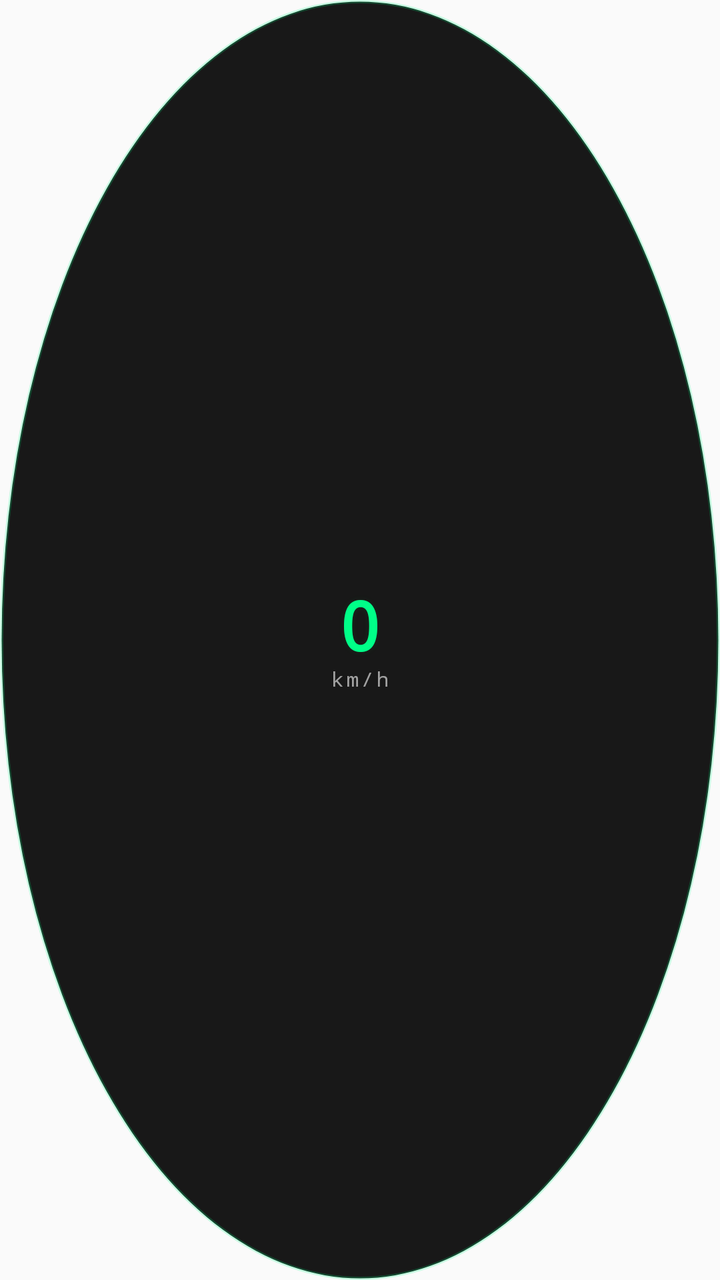
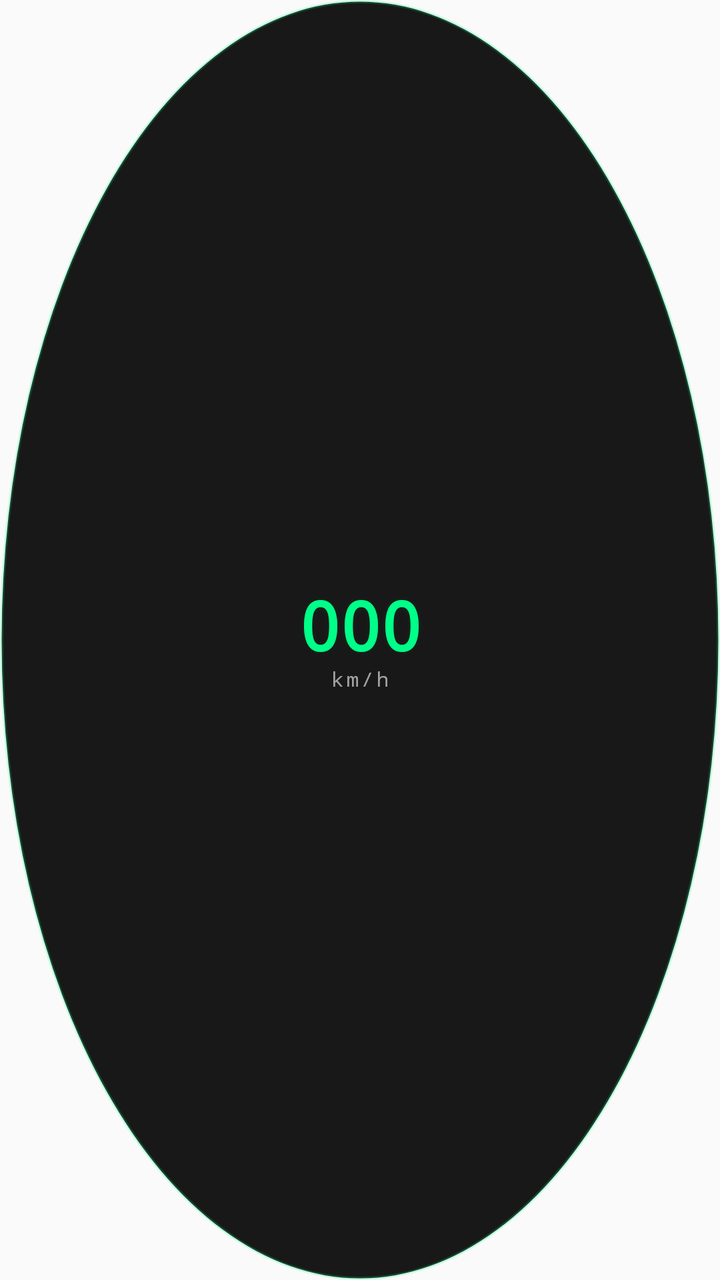

An Android layout rendered at two revisions. The XML below is the earlier revision; the diff shows what the commit changed to produce the second picture.
<!-- AndroidManifest.xml: application theme AppTheme -->
<!-- res/layout/overlay_flowpilot.xml -->
<?xml version="1.0" encoding="utf-8"?>
<LinearLayout xmlns:android="http://schemas.android.com/apk/res/android"
    android:id="@+id/ov_raiz"
    android:layout_width="match_parent"
    android:layout_height="match_parent"
    android:orientation="vertical"
    android:gravity="center"
    android:background="@drawable/ov_bolha">

    <TextView
        android:id="@+id/ov_vel"
        android:layout_width="wrap_content"
        android:layout_height="wrap_content"
        android:text="0"
        android:textSize="34sp"
        android:textStyle="bold"
        android:includeFontPadding="false"
        android:typeface="monospace"
        android:textColor="#00FF88"
        android:shadowColor="#1100FF66"
        android:shadowRadius="8"
        android:gravity="center" />

    <TextView
        android:id="@+id/ov_sufixo"
        android:layout_width="wrap_content"
        android:layout_height="wrap_content"
        android:text="km/h"
        android:textSize="10sp"
        android:includeFontPadding="false"
        android:typeface="monospace"
        android:textColor="#99FFFFFF"
        android:letterSpacing="0.15"
        android:gravity="center" />
</LinearLayout>
<!-- resources referenced by this layout -->
<resources>
  <!-- drawable ov_bolha (drawable) -->
  <?xml version="1.0" encoding="utf-8"?>
  <shape xmlns:android="http://schemas.android.com/apk/res/android"
      android:shape="oval">
      <solid android:color="#E6000000" />
      <stroke android:width="1.5dp" android:color="#3300FF88" />
  </shape>
  <style name="AppTheme" parent="Theme.AppCompat.Light.DarkActionBar">
          
          <item name="colorPrimary">@color/colorPrimary</item>
          <item name="colorPrimaryDark">@color/colorPrimaryDark</item>
          <item name="colorAccent">@color/colorAccent</item>
      </style>
</resources>

<!-- the commit's change to res/layout/overlay_flowpilot.xml (unified diff, before → after) -->
@@ -11,9 +11,10 @@
         android:id="@+id/ov_vel"
         android:layout_width="wrap_content"
         android:layout_height="wrap_content"
-        android:text="0"
+        android:text="000"
         android:textSize="34sp"
         android:textStyle="bold"
+        android:minEms="3"
         android:includeFontPadding="false"
         android:typeface="monospace"
         android:textColor="#00FF88"
